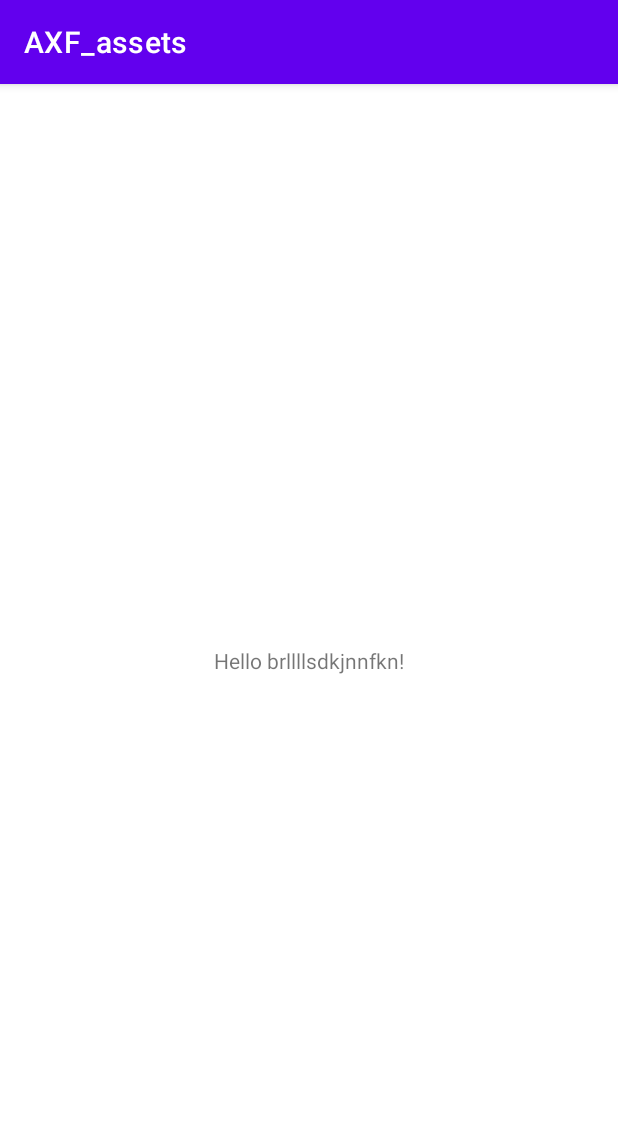
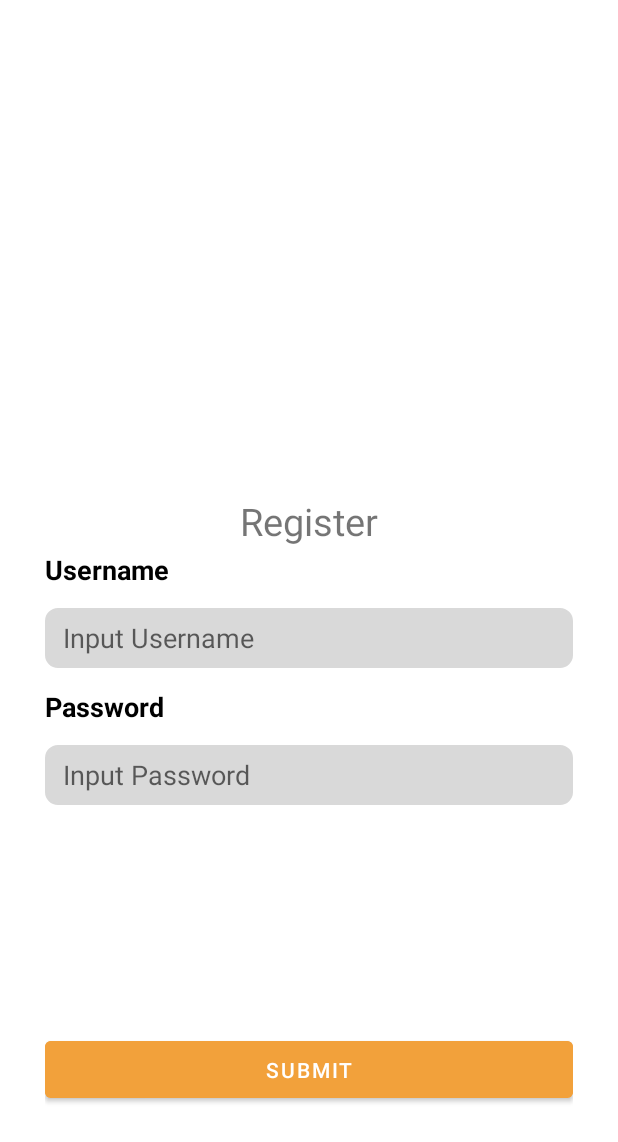
Before and after one commit to Abdhy-Samoedra/AXF_Assets, an Android app: the screen it shows after launch (MainActivity), on a phone screen of 412 x 824 dp. Shown: the top 1142 px of the screen. Run offline under Robolectric (Android 15) with nearby library versions, the phone set to English and light mode, and no system bars.

Commit message:
update login page and backend page

```diff
--- a/app/src/main/java/com/example/axf_assets/MainActivity.java
+++ b/app/src/main/java/com/example/axf_assets/MainActivity.java
@@ -3,12 +3,44 @@ package com.example.axf_assets;
 import androidx.appcompat.app.AppCompatActivity;
 
 import android.os.Bundle;
+import android.view.View;
+import android.widget.Button;
+import android.widget.EditText;
+import android.widget.Toast;
 
 public class MainActivity extends AppCompatActivity {
+
+    EditText username_input;
+    EditText password_input;
+    Button button_submit;
 
     @Override
     protected void onCreate(Bundle savedInstanceState) {
         super.onCreate(savedInstanceState);
         setContentView(R.layout.activity_main);
+
+        username_input = findViewById(R.id.username_user);
+        password_input = findViewById(R.id.password_user);
+        button_submit = findViewById(R.id.submitButton);
+
+        button_submit.setOnClickListener(new View.OnClickListener() {
+            @Override
+            public void onClick(View v) {
+                if(username_input.getText().toString().equals(""))
+                {
+                    Toast.makeText(MainActivity.this, "Username Can't Be Empty", Toast.LENGTH_SHORT).show();
+                }
+                else if(password_input.getText().toString().equals(""))
+                {
+                    Toast.makeText(MainActivity.this, "Password Can't Be Empty", Toast.LENGTH_SHORT).show();
+                }
+                else if(password_input.length() < 8)
+                {
+                    Toast.makeText(MainActivity.this, "Password Must Be Greater Than 7", Toast.LENGTH_SHORT).show();
+                }
+            }
+        });
+
+//        for checking the username input
     }
 }
--- /dev/null
+++ b/app/src/main/res/drawable/background_button.xml
@@ -0,0 +1,5 @@
+<?xml version="1.0" encoding="utf-8"?>
+<shape xmlns:android="http://schemas.android.com/apk/res/android">
+    <solid android:color="@color/buttonColor"/> <!-- Set your desired button color -->
+    <corners android:radius="0dp"/> <!-- Set the corner radius to 0 to make the edges sharp -->
+</shape>
--- /dev/null
+++ b/app/src/main/res/drawable/rounded_edit_button.xml
@@ -0,0 +1,9 @@
+<?xml version="1.0" encoding="utf-8"?>
+<shape xmlns:android="http://schemas.android.com/apk/res/android"
+    android:shape="rectangle">
+    <corners android:radius="8dp" /> <!-- Adjust the radius to control the roundness -->
+    <solid android:color="#D9D9D9" /> <!-- Set the background color -->
+    <stroke
+        android:width="1dp"
+        android:color="#D9D9D9" /> <!-- Set the border color and thickness -->
+</shape>
--- a/app/src/main/res/layout/activity_main.xml
+++ b/app/src/main/res/layout/activity_main.xml
@@ -1,18 +1,69 @@
-<?xml version="1.0" encoding="utf-8"?>
-<androidx.constraintlayout.widget.ConstraintLayout xmlns:android="http://schemas.android.com/apk/res/android"
-    xmlns:app="http://schemas.android.com/apk/res-auto"
-    xmlns:tools="http://schemas.android.com/tools"
+<RelativeLayout
+    xmlns:android="http://schemas.android.com/apk/res/android"
     android:layout_width="match_parent"
     android:layout_height="match_parent"
-    tools:context=".MainActivity">
+    android:padding="30dp">
 
-    <TextView
-        android:layout_width="wrap_content"
+    <LinearLayout
+        android:id="@+id/content_layout"
+        android:layout_width="match_parent"
         android:layout_height="wrap_content"
-        android:text="Hello brllllsdkjnnfkn!"
-        app:layout_constraintBottom_toBottomOf="parent"
-        app:layout_constraintEnd_toEndOf="parent"
-        app:layout_constraintStart_toStartOf="parent"
-        app:layout_constraintTop_toTopOf="parent" />
+        android:orientation="vertical"
+        android:gravity="center_horizontal"
+        android:layout_centerInParent="true">
 
-</androidx.constraintlayout.widget.ConstraintLayout>
+        <TextView
+            android:layout_width="match_parent"
+            android:layout_height="40dp"
+            android:gravity="center"
+            android:layout_marginTop="40dp"
+            android:textSize="25sp"
+            android:text="Register"/>
+
+        <TextView
+            android:layout_width="match_parent"
+            android:layout_height="wrap_content"
+            android:text="Username"
+            android:textStyle="bold"
+            android:textColor="@color/black"
+            android:textSize="18dp"/>
+
+        <EditText
+            android:layout_width="match_parent"
+            android:layout_height="40dp"
+            android:layout_marginTop="13dp"
+            android:hint="Input Username"
+            android:paddingStart="12dp"
+            android:layout_marginBottom="13dp"
+            android:inputType="text"
+            android:id="@+id/username_user"
+            android:background="@drawable/rounded_edit_button"/>
+
+        <TextView
+            android:layout_width="match_parent"
+            android:layout_height="wrap_content"
+            android:text="Password"
+            android:layout_marginBottom="13dp"
+            android:textStyle="bold"
+            android:textColor="@color/black"
+            android:textSize="18dp"/>
+
+        <EditText
+            android:layout_width="match_parent"
+            android:layout_height="40dp"
+            android:paddingStart="12dp"
+            android:hint="Input Password"
+            android:inputType="textPassword"
+            android:background="@drawable/rounded_edit_button"
+            android:id="@+id/password_user"/>
+    </LinearLayout>
+
+    <Button
+        android:id="@+id/submitButton"
+        android:layout_width="match_parent"
+        android:layout_height="50dp"
+        android:layout_alignParentBottom="true"
+        android:layout_marginBottom="56dp"
+        android:backgroundTint="@color/buttonColor"
+        android:text="Submit" />
+</RelativeLayout>
--- a/app/src/main/res/values/colors.xml
+++ b/app/src/main/res/values/colors.xml
@@ -7,4 +7,5 @@
     <color name="teal_700">#FF018786</color>
     <color name="black">#FF000000</color>
     <color name="white">#FFFFFFFF</color>
+    <color name='buttonColor'>#F2A13B</color>
 </resources>
--- a/app/src/main/res/values/themes.xml
+++ b/app/src/main/res/values/themes.xml
@@ -1,6 +1,6 @@
 <resources xmlns:tools="http://schemas.android.com/tools">
     <!-- Base application theme. -->
-    <style name="Theme.AXF_assets" parent="Theme.MaterialComponents.DayNight.DarkActionBar">
+    <style name="Theme.AXF_assets" parent="Theme.MaterialComponents.DayNight.NoActionBar">
         <!-- Primary brand color. -->
         <item name="colorPrimary">@color/purple_500</item>
         <item name="colorPrimaryVariant">@color/purple_700</item>
```
